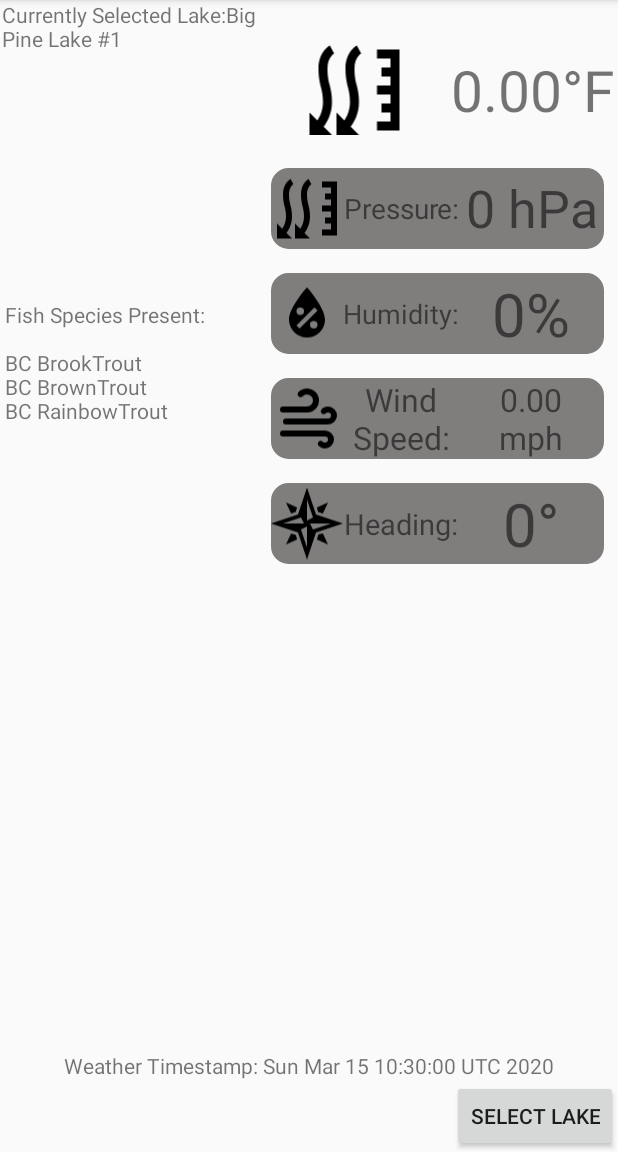
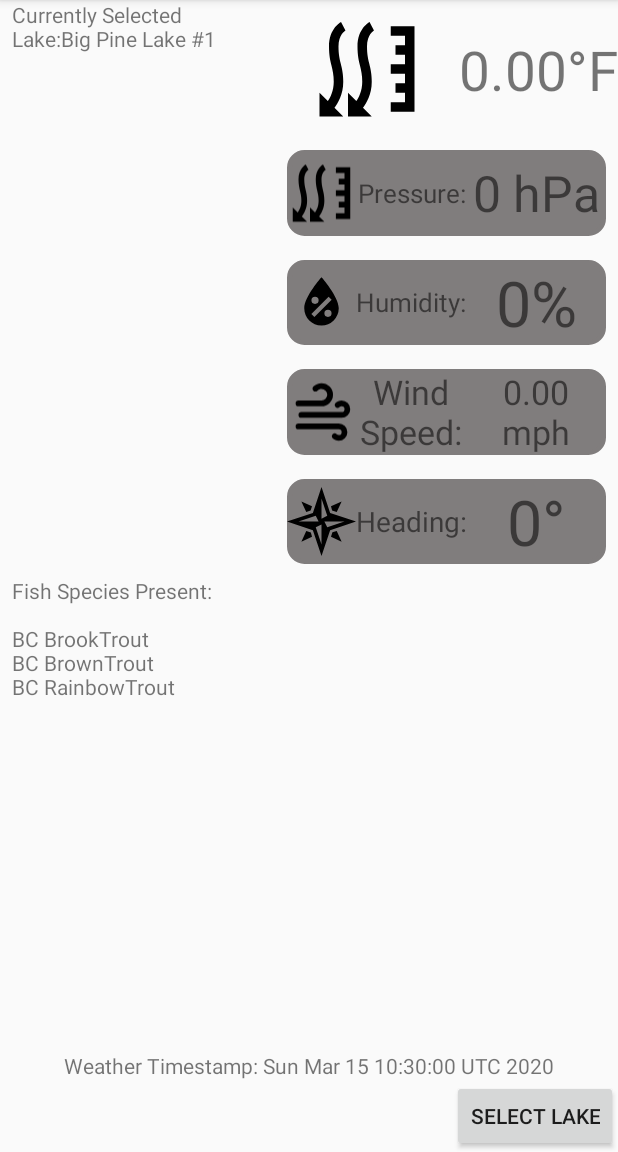
Before and after one commit to true-soria/ShoreBuddy, an Android app: the screen it shows after launch (MainActivity), after a tap on "Big Pine Lake #1", on a phone screen of 412 x 824 dp, the part 84-1236 px from its top. Run offline under Robolectric (Android 15) with nearby library versions, the phone set to English and light mode, and no system bars; our stand-ins replace Room's generated code, Volley; network calls fail.

Commit message:
Move filtering into SQL query and out of the LakeRepo
This commit also fixes some layout constraints that were broken.

```diff
--- a/app/src/main/java/com/example/shorebuddy/adapters/LakeListAdapter.java
+++ b/app/src/main/java/com/example/shorebuddy/adapters/LakeListAdapter.java
@@ -35,7 +35,7 @@ public class LakeListAdapter extends RecyclerView.Adapter<LakeListAdapter.LakeVi
     private final OnLakeListener onLakeListener;
     private List<Lake> lakes;
 
-        public LakeListAdapter(Context context, OnLakeListener onLakeListener) {
+    public LakeListAdapter(Context context, OnLakeListener onLakeListener) {
         inflater = LayoutInflater.from(context);
         this.onLakeListener = onLakeListener;
     }
@@ -69,9 +69,6 @@ public class LakeListAdapter extends RecyclerView.Adapter<LakeListAdapter.LakeVi
         else return 0;
     }
 
-    public void addLakeList(List<Lake> lakes){
-            this.lakes=lakes;
-    }
     public interface OnLakeListener {
         void onLakeSelected(Lake lake);
     }
--- a/app/src/main/java/com/example/shorebuddy/data/ShoreBuddyDatabase.java
+++ b/app/src/main/java/com/example/shorebuddy/data/ShoreBuddyDatabase.java
@@ -2,15 +2,11 @@ package com.example.shorebuddy.data;
 
 import android.content.Context;
 import android.util.Log;
-import androidx.annotation.NonNull;
 import androidx.room.Database;
-import androidx.room.DatabaseConfiguration;
-import androidx.room.InvalidationTracker;
 import androidx.room.Room;
 import androidx.room.RoomDatabase;
 import androidx.room.TypeConverters;
 import androidx.sqlite.db.SupportSQLiteDatabase;
-import androidx.sqlite.db.SupportSQLiteOpenHelper;
 
 import com.example.shorebuddy.R;
 import com.example.shorebuddy.data.lakes.Lake;
@@ -89,22 +85,5 @@ public abstract class ShoreBuddyDatabase extends RoomDatabase {
                 lakeDao.insertAll(lakes);
             });
         }
-
     };
-    @NonNull
-    @Override
-    protected SupportSQLiteOpenHelper createOpenHelper(DatabaseConfiguration config) {
-        return null;
-    }
-
-    @NonNull
-    @Override
-    protected InvalidationTracker createInvalidationTracker() {
-        return null;
-    }
-
-    @Override
-    public void clearAllTables() {
-
-    }
 }
--- a/app/src/main/java/com/example/shorebuddy/data/lakes/DefaultLakeRepository.java
+++ b/app/src/main/java/com/example/shorebuddy/data/lakes/DefaultLakeRepository.java
@@ -3,18 +3,14 @@ package com.example.shorebuddy.data.lakes;
 import android.app.Application;
 
 import androidx.lifecycle.LiveData;
-import androidx.lifecycle.MutableLiveData;
 
 import com.example.shorebuddy.data.ShoreBuddyDatabase;
 import com.example.shorebuddy.utilities.SearchQuery;
 import java.util.List;
-import java.util.Objects;
-import java.util.Vector;
 
 public class DefaultLakeRepository implements LakeRepository {
 
     private LakeDao lakeDao;
-    private MutableLiveData<List<Lake>> filteredLakes = new MutableLiveData<>();
     private LiveData<List<Lake>> allLakes;
 
     public DefaultLakeRepository(Application application){
@@ -35,13 +31,6 @@ public class DefaultLakeRepository implements LakeRepository {
 
     @Override
     public LiveData<List<Lake>> getFilteredLakes(SearchQuery query) {
-        Vector<Lake> vec = new Vector<>();
-        for (Lake lake: Objects.requireNonNull(this.allLakes.getValue())) {
-            if (lake.name.toLowerCase().contains(query.getRawString().toLowerCase())) {
-                vec.add(lake);
-            }
-        }
-        filteredLakes.setValue(vec);
-        return filteredLakes;
+        return lakeDao.getFilteredLakes(query.getQuery());
     }
 }
--- a/app/src/main/java/com/example/shorebuddy/data/lakes/LakeDao.java
+++ b/app/src/main/java/com/example/shorebuddy/data/lakes/LakeDao.java
@@ -27,4 +27,7 @@ public interface LakeDao {
     @Query("DELETE FROM lake_table")
     void removeAll();
 
+    @Query("SELECT * FROM lake_table WHERE name LIKE :query")
+    LiveData<List<Lake>> getFilteredLakes(String query);
+
 }
--- a/app/src/main/java/com/example/shorebuddy/viewmodels/MainViewModel.java
+++ b/app/src/main/java/com/example/shorebuddy/viewmodels/MainViewModel.java
@@ -17,7 +17,6 @@ import com.example.shorebuddy.data.weather.Weather;
 import com.example.shorebuddy.data.weather.WeatherRepository;
 import com.example.shorebuddy.utilities.SearchQuery;
 import com.example.shorebuddy.utilities.UpdateManager;
-
 
 import com.example.shorebuddy.data.solunar.SolunarRepository;
 
--- a/app/src/main/java/com/example/shorebuddy/views/LakeSelectFragment.java
+++ b/app/src/main/java/com/example/shorebuddy/views/LakeSelectFragment.java
@@ -3,9 +3,7 @@ package com.example.shorebuddy.views;
 import android.app.Activity;
 import android.os.Bundle;
 
-import androidx.annotation.Nullable;
 import androidx.fragment.app.Fragment;
-import androidx.lifecycle.Observer;
 import androidx.lifecycle.ViewModelProvider;
 import androidx.navigation.NavDirections;
 import androidx.recyclerview.widget.LinearLayoutManager;
@@ -21,7 +19,6 @@ import com.example.shorebuddy.adapters.LakeListAdapter;
 import com.example.shorebuddy.data.lakes.Lake;
 import com.example.shorebuddy.viewmodels.MainViewModel;
 
-import java.util.List;
 import java.util.Objects;
 
 import static androidx.navigation.fragment.NavHostFragment.findNavController;
@@ -54,12 +51,7 @@ public class LakeSelectFragment extends Fragment implements LakeListAdapter.OnLa
         lakesRecyclerView.setAdapter(lakesAdapter);
         lakesRecyclerView.setLayoutManager(new LinearLayoutManager(activity));
         assert activity != null;
-        mainViewModel.getAllLakes().observe(getViewLifecycleOwner(), new Observer<List<Lake>>() {
-            @Override
-            public void onChanged(@Nullable List<Lake> lakes) {
-            lakesAdapter.addLakeList(lakes);
-            }
-        });
+        mainViewModel.getAllLakes().observe(getViewLifecycleOwner(), lakesAdapter::setLakes);
         mainViewModel.setSearchQuery("");
         mainViewModel.getFilteredLakes().observe(getViewLifecycleOwner(), lakesAdapter::setLakes);
 
--- a/app/src/main/res/layout/main_fragment.xml
+++ b/app/src/main/res/layout/main_fragment.xml
@@ -23,8 +23,9 @@
 
         <TextView
             android:id="@+id/current_lake_text"
-            android:layout_width="170dp"
-            android:layout_height="188dp"
+            android:layout_width="0dp"
+            android:layout_height="0dp"
+            android:paddingHorizontal="8dp"
             app:layout_constraintBottom_toTopOf="@+id/weather_guideline"
             app:layout_constraintEnd_toStartOf="@id/current_weather_text"
             app:layout_constraintHorizontal_weight=".8"
@@ -34,8 +35,8 @@
 
         <com.example.shorebuddy.views.WeatherView
             android:id="@+id/current_weather_text"
-            android:layout_width="238dp"
-            android:layout_height="368dp"
+            android:layout_width="0dp"
+            android:layout_height="0dp"
             app:layout_constraintBottom_toTopOf="@id/weather_guideline"
             app:layout_constraintEnd_toEndOf="parent"
             app:layout_constraintHorizontal_weight="1"
@@ -69,11 +70,12 @@
 
         <TextView
             android:id="@+id/fishList_Text"
-            android:layout_width="166dp"
-            android:layout_height="172dp"
-            app:layout_constraintBottom_toTopOf="@+id/weather_guideline"
+            android:layout_width="0dp"
+            android:layout_height="0dp"
+            android:paddingHorizontal="8dp"
+            app:layout_constraintTop_toBottomOf="@+id/weather_guideline"
             app:layout_constraintEnd_toStartOf="@+id/current_weather_text"
             app:layout_constraintStart_toStartOf="parent"
-            app:layout_constraintTop_toBottomOf="@+id/current_lake_text" />
+            app:layout_constraintBottom_toTopOf="@+id/last_updated_weather_text" />
     </androidx.constraintlayout.widget.ConstraintLayout>
 </androidx.swiperefreshlayout.widget.SwipeRefreshLayout>
```
